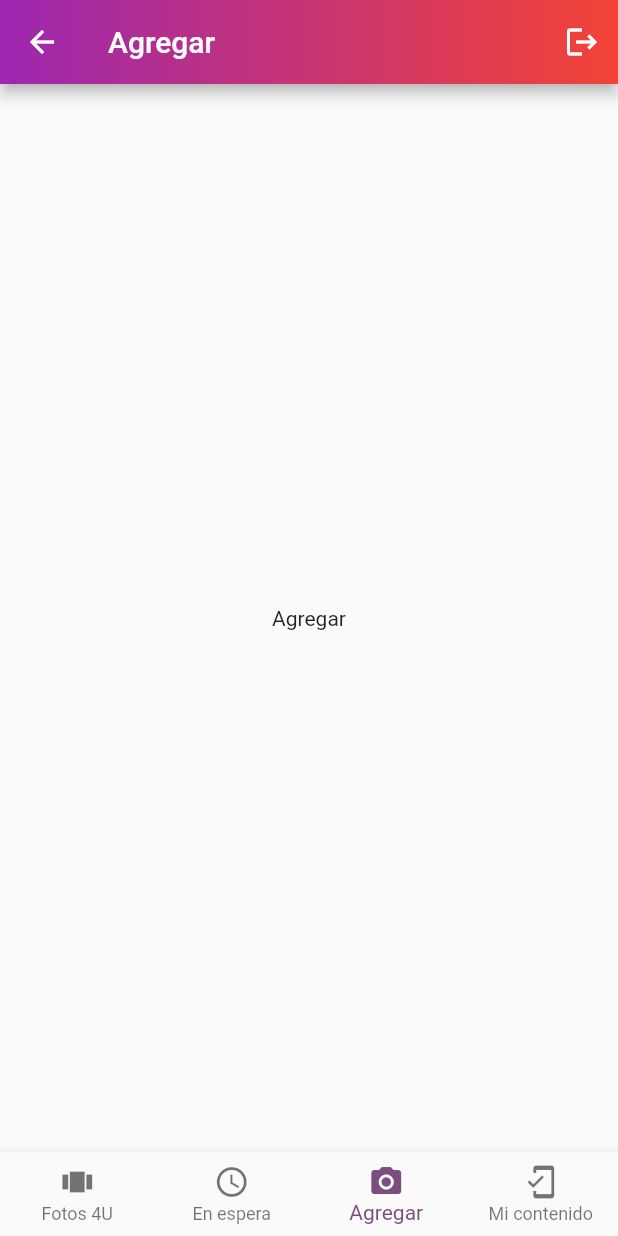
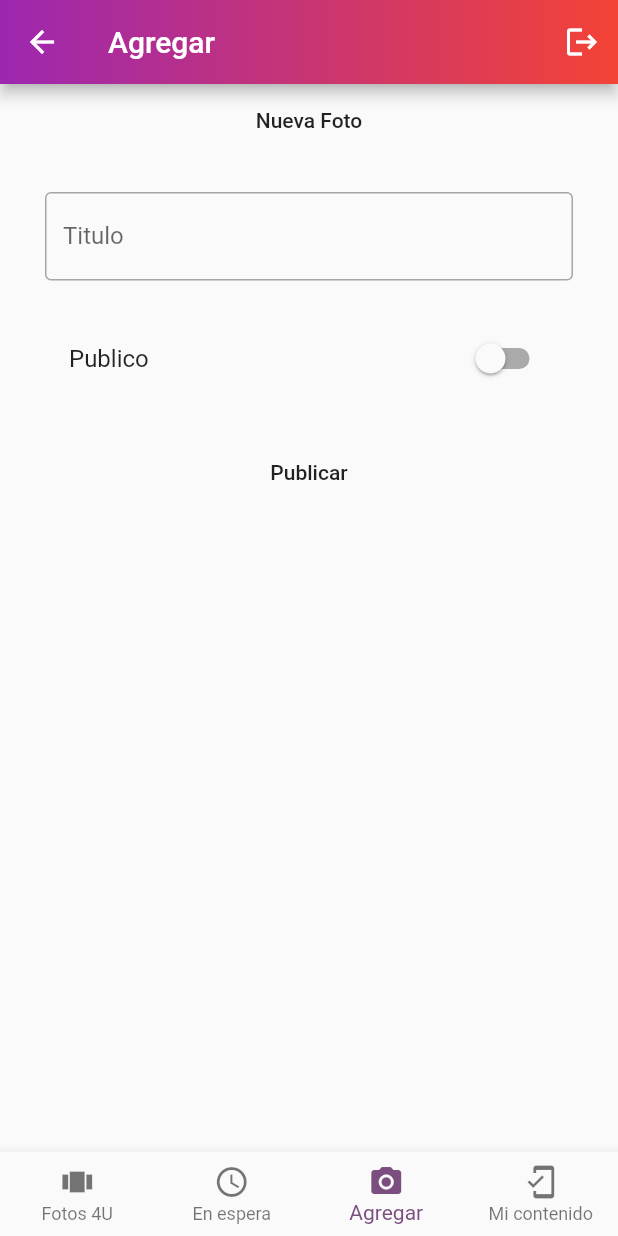
Before and after one commit to Jlsraa/MobileApps_HW_05, a Flutter app: the HomePage screen opened directly, item 3 of the bottom bar chosen, on a phone screen of 412 x 824 dp. Run offline on Flutter 3.47's test engine with Material 2 defaults, Android fonts, the phone set to English and light mode, and no system bars; our stand-ins replace bloc, cloud_firestore, equatable, firebase_auth, firebase_core, firebase_storage and 3 more; missing offline and left inert: flutter_shimmer, flutterfire_ui; accounts and stored records are empty.

Commit message:
first commit

```diff
--- a/lib/auth/bloc/auth_bloc.dart
+++ b/lib/auth/bloc/auth_bloc.dart
@@ -22,7 +22,7 @@ class AuthBloc extends Bloc<AuthEvent, AuthState> {
     if (_authRepo.isAlreadyAuthenticated()) {
       emit(AuthSuccessState());
     } else {
-      emit(UnAuthState());
+      emit(AuthErrorState());
     }
   }
 
--- /dev/null
+++ b/lib/content/agregar/add_form.dart
@@ -0,0 +1,107 @@
+import 'dart:io';
+import 'package:flutter/material.dart';
+import 'package:flutter_bloc/flutter_bloc.dart';
+import 'package:foto_share/content/agregar/bloc/create_bloc.dart';
+
+class AddForm extends StatefulWidget {
+  AddForm({Key? key}) : super(key: key);
+
+  @override
+  State<AddForm> createState() => _AddFormState();
+}
+
+class _AddFormState extends State<AddForm> {
+  var _titleC = TextEditingController();
+  bool _defaultSwitchValue = false;
+  File? image;
+
+  @override
+  Widget build(BuildContext context) {
+    return BlocConsumer<CreateBloc, CreateState>(
+      listener: (context, state) {
+        if (state is CreatePictureErrorState) {
+          ScaffoldMessenger.of(context).showSnackBar(SnackBar(
+            content: Text("Error al seleccionar imagen..."),
+          ));
+        } else if (state is CreateFshareErrorState) {
+          ScaffoldMessenger.of(context).showSnackBar(
+            SnackBar(
+              content: Text("Error al guardar Fshare..."),
+            ),
+          );
+        } else if (state is CreateSuccessState) {
+          _titleC.clear();
+          _defaultSwitchValue = false;
+          image = null;
+          ScaffoldMessenger.of(context).showSnackBar(
+            SnackBar(
+              content: Text("Imagen Publicada..."),
+            ),
+          );
+        } else if (state is CreatePictureChangedState) {
+          image = state.picture;
+        }
+      },
+      builder: (context, state) {
+        return Padding(
+          padding: const EdgeInsets.symmetric(horizontal: 30),
+          child: ListView(
+            children: [
+              image != null
+                  ? Image.file(
+                      image!,
+                      height: 120,
+                    )
+                  : Container(),
+              MaterialButton(
+                child: Text("Nueva Foto"),
+                onPressed: () {
+                  // BLoC Tomar foto
+                  BlocProvider.of<CreateBloc>(context)
+                      .add(OnCreateTakePictureEvent());
+                },
+              ),
+              SizedBox(
+                height: 24,
+              ),
+              TextField(
+                controller: _titleC,
+                decoration: InputDecoration(
+                  label: Text("Titulo"),
+                  border: OutlineInputBorder(),
+                ),
+              ),
+              SizedBox(
+                height: 24,
+              ),
+              SwitchListTile(
+                title: Text("Publico"),
+                value: _defaultSwitchValue,
+                onChanged: (newValue) {
+                  _defaultSwitchValue = newValue;
+                  setState(() {});
+                },
+              ),
+              SizedBox(
+                height: 24,
+              ),
+              MaterialButton(
+                child: Text("Publicar"),
+                onPressed: () {
+                  // BLoC guarda los datos en FireBase
+                  Map<String, dynamic> fshareData = {};
+                  fshareData = {
+                    "title": _titleC.text,
+                    "public": _defaultSwitchValue,
+                  };
+                  BlocProvider.of<CreateBloc>(context)
+                      .add(OnCreateSaveDataEvent(dataToSave: fshareData));
+                },
+              ),
+            ],
+          ),
+        );
+      },
+    );
+  }
+}
--- /dev/null
+++ b/lib/content/agregar/bloc/create_event.dart
@@ -0,0 +1,19 @@
+part of 'create_bloc.dart';
+
+abstract class CreateEvent extends Equatable {
+  const CreateEvent();
+
+  @override
+  List<Object> get props => [];
+}
+
+class OnCreateTakePictureEvent extends CreateEvent {}
+
+class OnCreateSaveDataEvent extends CreateEvent {
+  final Map<String, dynamic> dataToSave;
+
+  OnCreateSaveDataEvent({required this.dataToSave});
+
+  @override
+  List<Object> get props => [dataToSave];
+}
--- /dev/null
+++ b/lib/content/agregar/bloc/create_state.dart
@@ -0,0 +1,29 @@
+part of 'create_bloc.dart';
+
+abstract class CreateState extends Equatable {
+  const CreateState();
+
+  @override
+  List<Object> get props => [];
+}
+
+// Estados de creacion y guardado en Firebase
+class CreateInitial extends CreateState {}
+
+class CreateSuccessState extends CreateState {}
+
+class CreateFshareErrorState extends CreateState {}
+
+class CreateLoadingState extends CreateState {}
+
+//Estados de seleccion de imagen
+class CreatePictureErrorState extends CreateState {}
+
+class CreatePictureChangedState extends CreateState {
+  final File picture;
+
+  CreatePictureChangedState({required this.picture});
+
+  @override
+  List<Object> get props => [picture];
+}
--- a/lib/content/espera/bloc/pending_bloc.dart
+++ b/lib/content/espera/bloc/pending_bloc.dart
@@ -17,11 +17,13 @@ class PendingBloc extends Bloc<PendingEvent, PendingState> {
     try {
       // query para traer el documento con el id del usuario autenticado
       var queryUser = await FirebaseFirestore.instance
-          .collection("user")
+          .collection("users")
           .doc("${FirebaseAuth.instance.currentUser!.uid}");
 
       // query para sacar la data del documento
       var docsRef = await queryUser.get();
+
+      // Obtener el valor fotosListId
       var listIds = docsRef.data()?["fotosListId"];
 
       // query para sacar documentos de fshare
--- a/lib/home/home_page.dart
+++ b/lib/home/home_page.dart
@@ -1,7 +1,9 @@
 import 'package:flutter/material.dart';
 import 'package:flutter_bloc/flutter_bloc.dart';
 import 'package:foto_share/auth/bloc/auth_bloc.dart';
+import 'package:foto_share/content/agregar/add_form.dart';
 import 'package:foto_share/content/espera/en_espera.dart';
+import 'package:foto_share/content/foru/foru_page.dart';
 
 class HomePage extends StatefulWidget {
   HomePage({Key? key}) : super(key: key);
@@ -11,7 +13,7 @@ class HomePage extends StatefulWidget {
 }
 
 class _HomePageState extends State<HomePage> {
-  int _currentPageIndex = 1;
+  int _currentPageIndex = 1; // Por default carga pantalla EnEspera()
 
   final _pagesNameList = [
     "Fotos 4U",
@@ -21,9 +23,9 @@ class _HomePageState extends State<HomePage> {
   ];
 
   final _pagesList = [
-    Center(child: Text("Fotos 4U")),
+    ForUPage(),
     EnEspera(),
-    Center(child: Text("Agregar")),
+    AddForm(),
     Center(child: Text("Mi contenido")),
   ];
 
--- a/lib/login/login_page.dart
+++ b/lib/login/login_page.dart
@@ -21,6 +21,7 @@ class _LoginPageState extends State<LoginPage> {
               padding: const EdgeInsets.all(24.0),
               child: Text(
                 "Sign In",
+                textAlign: TextAlign.center,
                 style: TextStyle(
                   fontSize: 36,
                   fontWeight: FontWeight.bold,
--- a/lib/main.dart
+++ b/lib/main.dart
@@ -1,6 +1,9 @@
+import 'dart:io';
+
 import 'package:firebase_core/firebase_core.dart';
 import 'package:flutter/material.dart';
 import 'package:foto_share/auth/bloc/auth_bloc.dart';
+import 'package:foto_share/content/agregar/bloc/create_bloc.dart';
 import 'package:foto_share/content/espera/bloc/pending_bloc.dart';
 import 'package:foto_share/home/home_page.dart';
 import 'package:flutter_bloc/flutter_bloc.dart';
@@ -18,6 +21,9 @@ void main() async {
         ),
         BlocProvider(
           create: (context) => PendingBloc()..add(GetAllMyDisabledFotosEvent()),
+        ),
+        BlocProvider(
+          create: ((context) => CreateBloc()),
         ),
       ],
       child: MyApp(),
--- a/pubspec.yaml
+++ b/pubspec.yaml
@@ -16,11 +16,14 @@ dependencies:
   flutter_bloc:
   equatable:
   flutter_shimmer:
+  image_picker:
   # Firebase
   firebase_auth:
   firebase_core:
   google_sign_in:
   cloud_firestore:
+  firebase_storage:
+  flutterfire_ui:
 
 
 dev_dependencies:
```
Also changed, not shown: lib/auth/user_auth_repository.dart (+26 -3 lines), lib/content/agregar/bloc/create_bloc.dart (added, +123 -0 lines), lib/content/foru/foru_page.dart (added, +22 -0 lines), lib/content/foru/item_public.dart (added, +53 -0 lines), assets/icons/icons/app_icon.png (renamed from assets/icons/app_icon.png), lib/content/mis_fotos/item_misFotos.dart (added), pubspec.lock, 1 other file.
